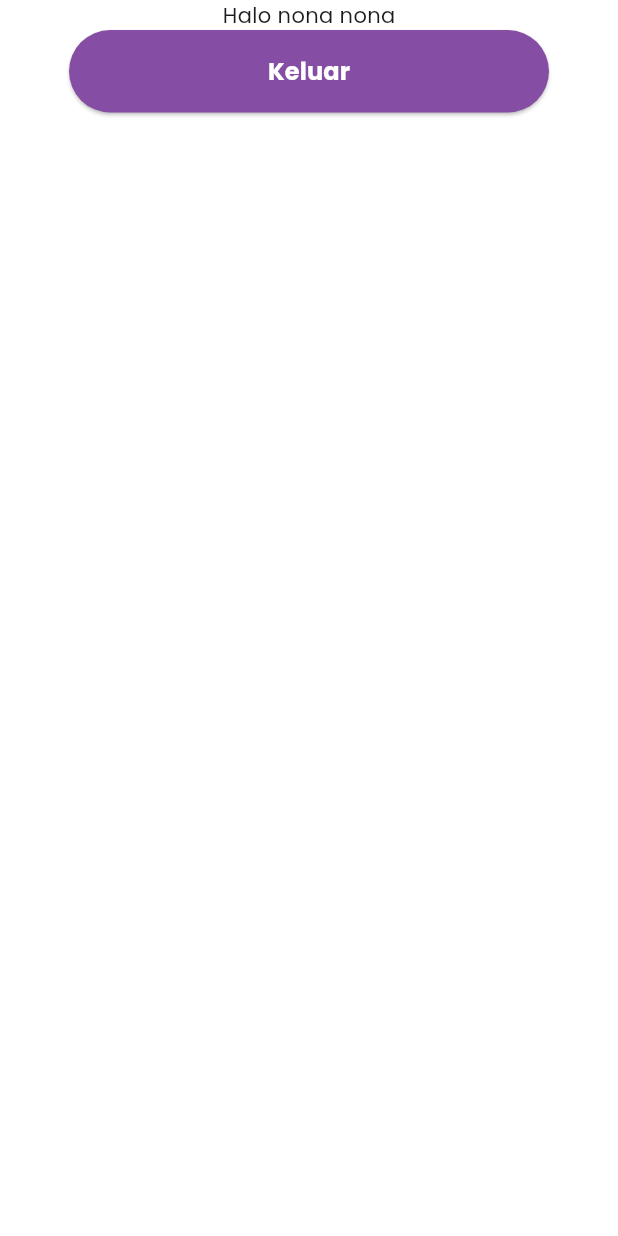
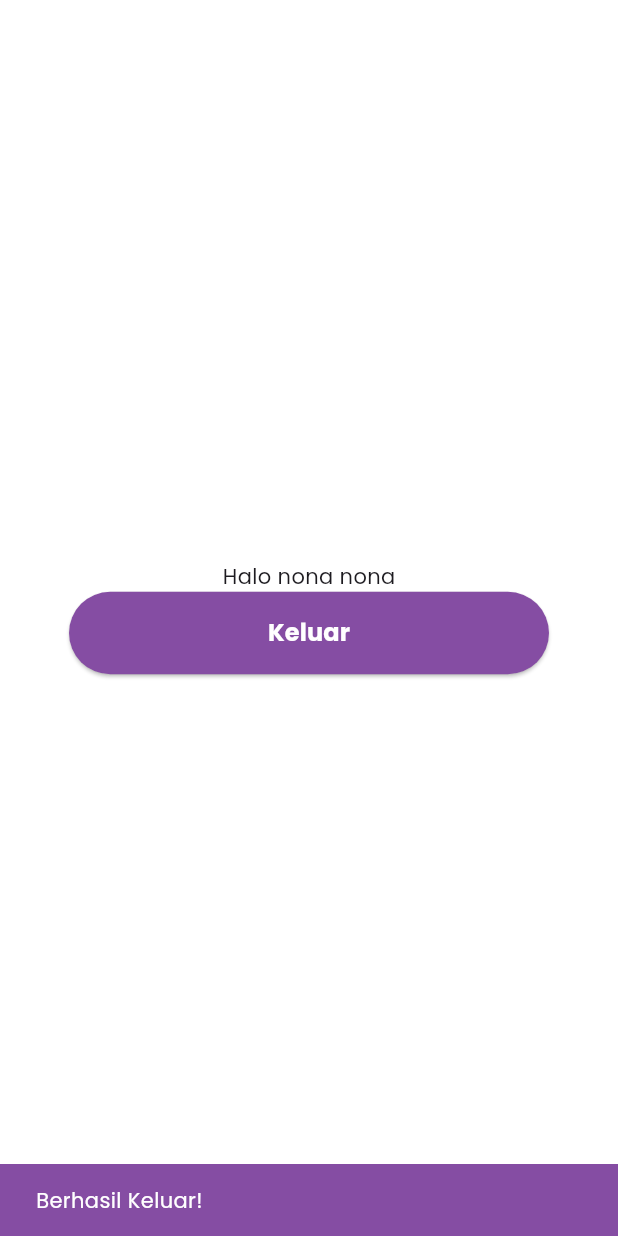
Before and after one commit to vickycxc/BocahSehatku, a Flutter app: the OrtuDashboardPage screen opened directly, after a tap on "Keluar", on a phone screen of 412 x 824 dp. Run offline on Flutter 3.47's test engine with Material 3 defaults, Android fonts, the phone set to English and light mode, and no system bars; our stand-ins replace flutter_riverpod, flutter_svg, fpdart, go_router, lucide_icons_flutter, pinput and 3 more; accounts and stored records are empty; generated files the repository leaves out were written again.

```diff
--- a/app/lib/features/auth/view/widgets/bezier_curve_one.dart
+++ b/app/lib/features/auth/view/widgets/bezier_curve_one.dart
@@ -5,7 +5,7 @@ class BezierCurveOne extends CustomClipper<Path> {
   Path getClip(Size size) {
     Path path = Path();
     final double xScaling = size.width / 400;
-    final double yScaling = 0.8;
+    final double yScaling = 0.7;
     path.lineTo(412 * xScaling, 377.135 * yScaling);
     path.cubicTo(
       365.333 * xScaling,
--- a/app/lib/features/auth/view/widgets/onboarding_messages.dart
+++ b/app/lib/features/auth/view/widgets/onboarding_messages.dart
@@ -1,3 +1,5 @@
+import 'dart:async';
+
 import 'package:app/core/constants.dart';
 import 'package:app/core/theme/app_palette.dart';
 import 'package:flutter/material.dart';
@@ -12,31 +14,41 @@ class OnboardingMessages extends StatefulWidget {
 
 class _OnboardingMessagesState extends State<OnboardingMessages> {
   final _pageController = PageController();
-
+  Timer? _timer;
   int _currentPage = 0;
 
   void _startAutoSwipe() {
-    Future.delayed(Duration(seconds: 5), () {
-      // Periksa apakah PageController sudah ter-attach dan widget masih mounted
+    _timer?.cancel(); // Cancel timer sebelumnya jika ada
+    _timer = Timer.periodic(Duration(seconds: 5), (timer) {
       if (_pageController.hasClients && mounted) {
+        try {
+          final nextPage = (_currentPage + 1) % Constants.splashMessages.length;
           _pageController.nextPage(
             duration: Duration(milliseconds: 300),
             curve: Curves.easeInOut,
           );
+          if (mounted) {
             setState(() {
-          _currentPage = (_currentPage + 1) % Constants.splashMessages.length;
+              _currentPage = nextPage;
             });
-        _startAutoSwipe();
+          }
+        } catch (e) {
+          print('Error in auto swipe: $e');
+          timer.cancel();
+        }
+      } else {
+        timer.cancel();
       }
     });
   }
 
   @override
   void initState() {
-    Future.delayed(Duration(seconds: 5), () {
+    super.initState();
+    // Tunggu frame berikutnya untuk memastikan PageView sudah ter-build
+    WidgetsBinding.instance.addPostFrameCallback((_) {
       _startAutoSwipe();
     });
-    super.initState();
   }
 
   @override
@@ -104,6 +116,7 @@ class _OnboardingMessagesState extends State<OnboardingMessages> {
 
   @override
   void dispose() {
+    _timer?.cancel(); // Cancel timer untuk mencegah memory leak
     _pageController.dispose();
     super.dispose();
   }
--- a/app/lib/features/user_orang_tua/view/pages/ortu_dashboard_page.dart
+++ b/app/lib/features/user_orang_tua/view/pages/ortu_dashboard_page.dart
@@ -1,5 +1,7 @@
 import 'package:app/core/providers/current_user_notifier.dart';
+import 'package:app/core/utils.dart';
 import 'package:app/core/widgets/custom_button.dart';
+import 'package:app/features/auth/viewmodel/auth_viewmodel.dart';
 import 'package:flutter/material.dart';
 import 'package:flutter_riverpod/flutter_riverpod.dart';
 
@@ -13,9 +15,16 @@ class OrtuDashboardPage extends ConsumerWidget {
     return Scaffold(
       body: Center(
         child: Column(
+          mainAxisAlignment: MainAxisAlignment.center,
           children: [
             Text('Halo nona nona'),
-            CustomButton(onPressed: () => {}, text: 'Keluar'),
+            CustomButton(
+              onPressed: () {
+                ref.read(authViewModelProvider.notifier).keluar();
+                showSnackBar(context, 'Berhasil Keluar!');
+              },
+              text: 'Keluar',
+            ),
           ],
         ),
       ),
--- a/app/lib/main.dart
+++ b/app/lib/main.dart
@@ -6,6 +6,7 @@ import 'package:app/features/auth/viewmodel/auth_viewmodel.dart';
 import 'package:flutter/material.dart';
 import 'package:flutter_riverpod/flutter_riverpod.dart';
 import 'package:fpdart/fpdart.dart';
+import 'package:go_router/go_router.dart';
 
 void main() async {
   WidgetsFlutterBinding.ensureInitialized();
@@ -28,7 +29,8 @@ class MyApp extends ConsumerWidget {
       theme: AppTheme.theme,
       routerConfig: switch (currentUser) {
         Left() => userOrangTuaRouter,
-        _ => authRouter,
+        Right() => userOrangTuaRouter,
+        null => authRouter,
       },
     );
   }
```
Also changed, not shown: app/lib/features/auth/model/auth_response.dart (+11 -1 lines), app/lib/features/auth/repositories/auth_remote_repository.dart (+26 -4 lines), app/lib/features/auth/view/pages/login_page.dart (+33 -8 lines), app/lib/features/auth/view/pages/otp_page.dart (+6 -8 lines), app/lib/features/auth/view/pages/register_page.dart (+31 -11 lines), app/lib/features/auth/view/widgets/auth_background.dart (+7 -2 lines), app/lib/features/auth/viewmodel/auth_viewmodel.dart (+29 -11 lines), app/lib/features/auth/viewmodel/auth_viewmodel.g.dart, app/lib/features/user_orang_tua/viewmodel/auth_viewmodel.dart (added), 2 other files. Lines whose indentation alone changed are shown as unchanged.
